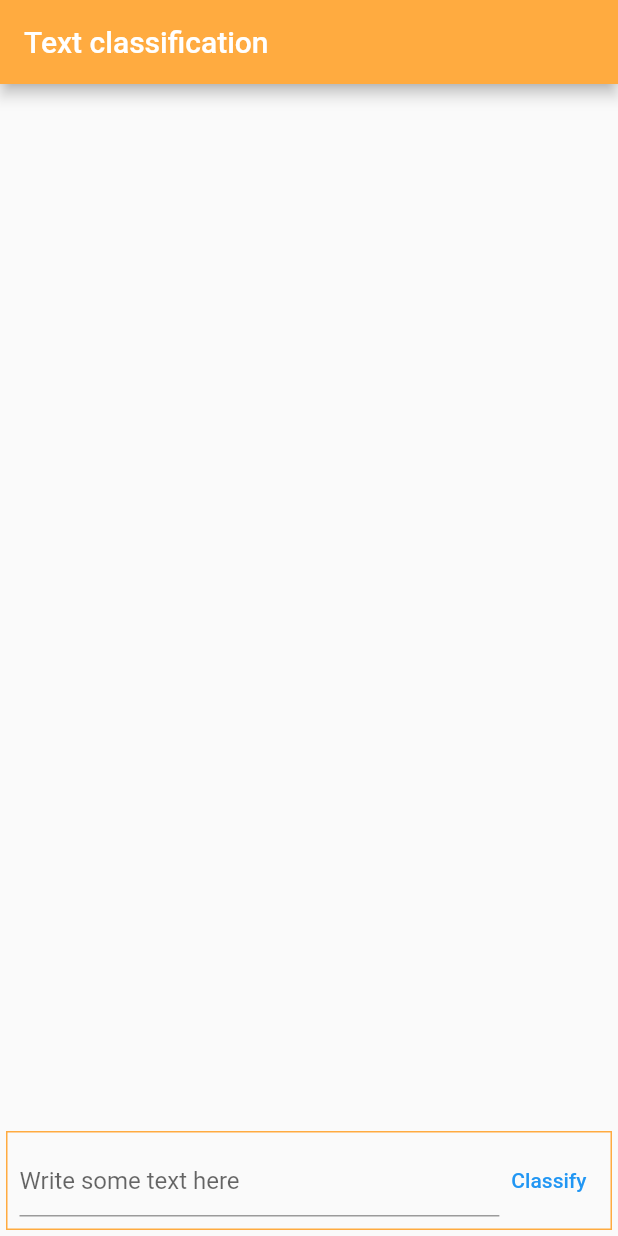
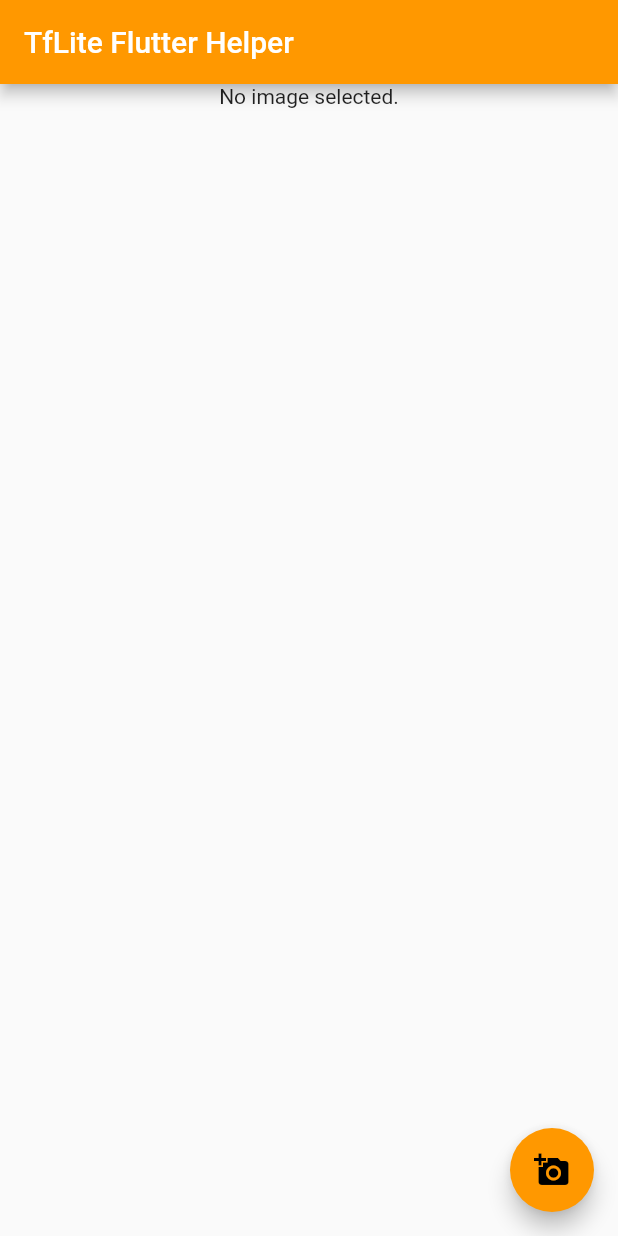
Before and after one commit to donna6355/ml_tflite_test, a Flutter app: the screen it shows after launch, on a phone screen of 412 x 824 dp. Run offline on Flutter 3.47's test engine with Material 2 defaults, Android fonts, the phone set to English and light mode, and no system bars; our stand-ins replace image_picker; missing offline and left inert: tflite_flutter, tflite_flutter_helper; project files that could hold a hidden picture were left out.

Commit message:
[example] image classification

```diff
--- /dev/null
+++ b/lib/classifier_quant.dart
@@ -0,0 +1,15 @@
+import './classifier.dart';
+import 'package:tflite_flutter_helper/tflite_flutter_helper.dart';
+
+class ClassifierQuant extends Classifier {
+  ClassifierQuant({int numThreads: 1}) : super(numThreads: numThreads);
+
+  @override
+  String get modelName => 'mobilenet_v1_1.0_224_quant.tflite';
+
+  @override
+  NormalizeOp get preProcessNormalizeOp => NormalizeOp(0, 1);
+
+  @override
+  NormalizeOp get postProcessNormalizeOp => NormalizeOp(0, 255);
+}
--- a/lib/main.dart
+++ b/lib/main.dart
@@ -1,96 +1,118 @@
+import 'dart:io';
+import 'package:image/image.dart' as img;
 import 'package:flutter/material.dart';
+import 'package:image_picker/image_picker.dart';
 import './classifier.dart';
+import './classifier_quant.dart';
+import 'package:tflite_flutter_helper/tflite_flutter_helper.dart';
 
-void main() => runApp(MyApp());
+void main() => runApp(const MyApp());
 
-class MyApp extends StatefulWidget {
+class MyApp extends StatelessWidget {
+  const MyApp({super.key});
+
   @override
-  _MyAppState createState() => _MyAppState();
+  Widget build(BuildContext context) {
+    return MaterialApp(
+      title: 'Image Classification',
+      theme: ThemeData(
+        primarySwatch: Colors.orange,
+      ),
+      home: MyHomePage(title: 'Flutter Demo Home Page'),
+    );
+  }
 }
 
-class _MyAppState extends State<MyApp> {
-  late TextEditingController _controller;
+class MyHomePage extends StatefulWidget {
+  MyHomePage({Key? key, this.title}) : super(key: key);
+
+  final String? title;
+
+  @override
+  _MyHomePageState createState() => _MyHomePageState();
+}
+
+class _MyHomePageState extends State<MyHomePage> {
   late Classifier _classifier;
-  late List<Widget> _children;
+
+  File? _image;
+  final picker = ImagePicker();
+
+  Image? _imageWidget;
+
+  img.Image? fox;
+
+  Category? category;
+
   @override
   void initState() {
     super.initState();
-    _controller = TextEditingController();
-    _classifier = Classifier();
-    _children = [];
-    _children.add(Container());
+    _classifier = ClassifierQuant();
+  }
+
+  Future getImage() async {
+    final pickedFile = await picker.pickImage(source: ImageSource.gallery);
+
+    setState(() {
+      _image = File(pickedFile!.path);
+      _imageWidget = Image.file(_image!);
+
+      _predict();
+    });
+  }
+
+  void _predict() async {
+    img.Image imageInput = img.decodeImage(_image!.readAsBytesSync())!;
+    var pred = _classifier.predict(imageInput);
+
+    setState(() {
+      category = pred;
+    });
   }
 
   @override
   Widget build(BuildContext context) {
-    return MaterialApp(
-      home: Scaffold(
+    return Scaffold(
       appBar: AppBar(
-          backgroundColor: Colors.orangeAccent,
-          title: const Text('Text classification'),
+        title: const Text('TfLite Flutter Helper',
+            style: TextStyle(color: Colors.white)),
       ),
-        body: Container(
-          padding: const EdgeInsets.all(4),
-          child: Column(
+      body: Column(
         children: <Widget>[
-              Expanded(
-                  child: ListView.builder(
-                itemCount: _children.length,
-                itemBuilder: (_, index) {
-                  return _children[index];
-                },
-              )),
-              Container(
-                padding: const EdgeInsets.all(8),
+          Center(
+            child: _image == null
+                ? const Text('No image selected.')
+                : Container(
+                    constraints: BoxConstraints(
+                        maxHeight: MediaQuery.of(context).size.height / 2),
                     decoration: BoxDecoration(
-                    border: Border.all(color: Colors.orangeAccent)),
-                child: Row(children: <Widget>[
-                  Expanded(
-                    child: TextField(
-                      decoration: const InputDecoration(
-                          hintText: 'Write some text here'),
-                      controller: _controller,
+                      border: Border.all(),
+                    ),
+                    child: _imageWidget,
                   ),
           ),
-                  TextButton(
-                    child: const Text('Classify'),
-                    onPressed: () {
-                      final text = _controller.text;
-                      final prediction = _classifier.classify(text);
-                      setState(() {
-                        _children.add(Dismissible(
-                          key: GlobalKey(),
-                          onDismissed: (direction) {},
-                          child: Card(
-                            child: Container(
-                              padding: const EdgeInsets.all(16),
-                              color: prediction[1] > prediction[0]
-                                  ? Colors.lightGreen
-                                  : Colors.redAccent,
-                              child: Column(
-                                crossAxisAlignment: CrossAxisAlignment.start,
-                                children: <Widget>[
+          const SizedBox(
+            height: 36,
+          ),
           Text(
-                                    "Input: $text",
+            category != null ? category!.label : '',
+            style: const TextStyle(fontSize: 20, fontWeight: FontWeight.w600),
+          ),
+          const SizedBox(
+            height: 8,
+          ),
+          Text(
+            category != null
+                ? 'Confidence: ${category!.score.toStringAsFixed(3)}'
+                : '',
             style: const TextStyle(fontSize: 16),
-                                  ),
-                                  Text("Output:"),
-                                  Text("   Positive: ${prediction[1]}"),
-                                  Text("   Negative: ${prediction[0]}"),
-                                ],
-                              ),
-                            ),
-                          ),
-                        ));
-                        _controller.clear();
-                      });
-                    },
-                  ),
-                ]),
           ),
         ],
       ),
-        ),
+      floatingActionButton: FloatingActionButton(
+        onPressed: getImage,
+        tooltip: 'Pick Image',
+        child: const Icon(Icons.add_a_photo),
       ),
     );
   }
```
Also changed, not shown: lib/classifier.dart (+104 -64 lines), pubspec.yaml (+11 -3 lines), pubspec.lock, 3 other files. Lines whose indentation alone changed are shown as unchanged.
